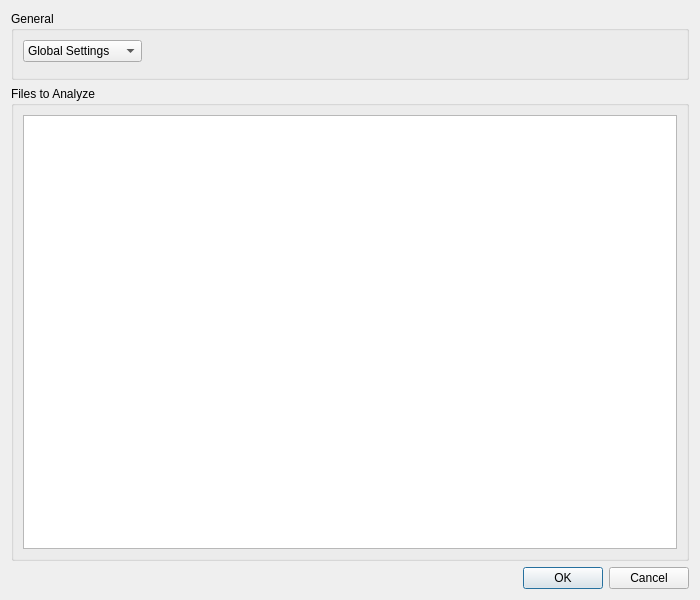
Above: src/plugins/clangtools/clangselectablefilesdialog.ui from qt-creator/qt-creator before the change. Below: the same form after it.
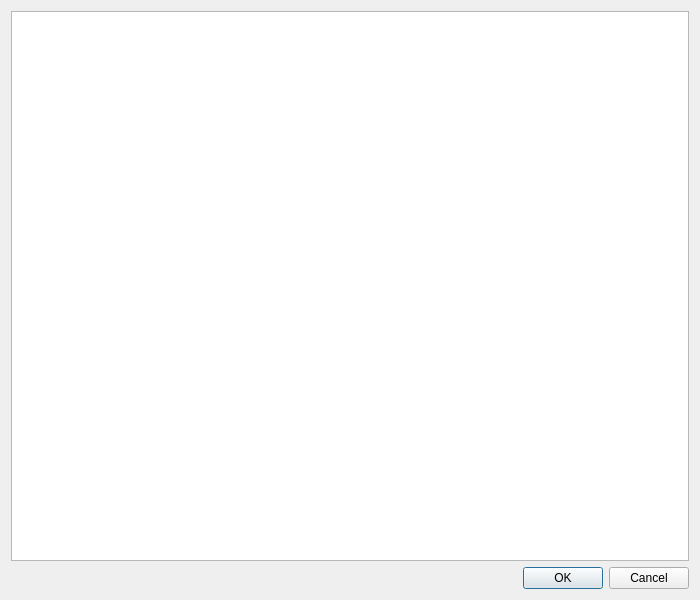
That is the form after the change. Custom widgets are drawn as their Qt base class.

Commit message:
ClangTools: Move run settings to projects mode
Make the global run settings available per project in project mode and
thus remove the diagnostic config selection from the
selectable-files-dialog:

 * Extract the classes RunSettings and RunSettingsWidget instead of
   duplicating stuff.
 * Ensure to pick up the old settings
 * Add some convenience buttons/links in projects mode allowing to
   restore the global settings, to open the global settings and to
   navigate (back) to the analyzer mode.

```diff
--- a/src/plugins/clangtools/clangselectablefilesdialog.ui
+++ b/src/plugins/clangtools/clangselectablefilesdialog.ui
@@ -15,62 +15,10 @@
   </property>
   <layout class="QVBoxLayout" name="verticalLayout">
    <item>
-    <widget class="QGroupBox" name="groupBox_3">
-     <property name="title">
-      <string>General</string>
+    <widget class="QTreeView" name="filesView">
+     <property name="headerHidden">
+      <bool>true</bool>
      </property>
-     <layout class="QVBoxLayout" name="verticalLayout_3">
-      <item>
-       <layout class="QHBoxLayout" name="horizontalLayout">
-        <item>
-         <widget class="QComboBox" name="globalOrCustom">
-          <item>
-           <property name="text">
-            <string>Global Settings</string>
-           </property>
-          </item>
-          <item>
-           <property name="text">
-            <string>Custom Settings</string>
-           </property>
-          </item>
-         </widget>
-        </item>
-        <item>
-         <spacer name="horizontalSpacer">
-          <property name="orientation">
-           <enum>Qt::Horizontal</enum>
-          </property>
-          <property name="sizeHint" stdset="0">
-           <size>
-            <width>40</width>
-            <height>20</height>
-           </size>
-          </property>
-         </spacer>
-        </item>
-       </layout>
-      </item>
-      <item>
-       <widget class="CppTools::ClangDiagnosticConfigsSelectionWidget" name="diagnosticWidget" native="true"/>
-      </item>
-     </layout>
-    </widget>
-   </item>
-   <item>
-    <widget class="QGroupBox" name="groupBox_2">
-     <property name="title">
-      <string>Files to Analyze</string>
-     </property>
-     <layout class="QVBoxLayout" name="verticalLayout_2">
-      <item>
-       <widget class="QTreeView" name="filesView">
-        <property name="headerHidden">
-         <bool>true</bool>
-        </property>
-       </widget>
-      </item>
-     </layout>
     </widget>
    </item>
    <item>
@@ -85,13 +33,6 @@
    </item>
   </layout>
  </widget>
- <customwidgets>
-  <customwidget>
-   <class>CppTools::ClangDiagnosticConfigsSelectionWidget</class>
-   <extends>QWidget</extends>
-   <header>cpptools/clangdiagnosticconfigsselectionwidget.h</header>
-  </customwidget>
- </customwidgets>
  <resources/>
  <connections>
   <connection>
```
Left out of the diff: 2 changed lines with no effect on the pictures. The commit also changes 22 other files.
